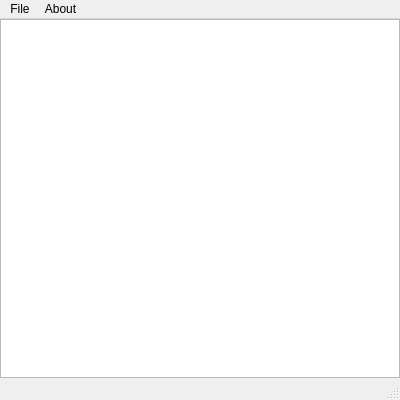
Qt form mainwindow.ui (akshaybabloo/DataLogger) before a commit.
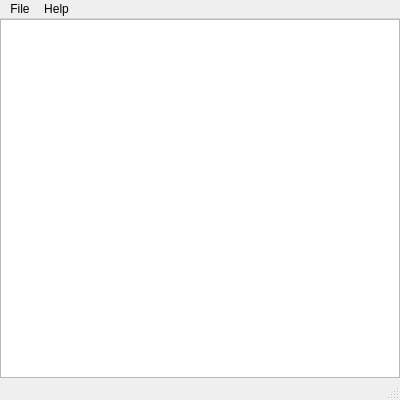
The same form after that commit.

Commit message: menu corrected

Diff of the .ui file:
```diff
--- a/mainwindow.ui
+++ b/mainwindow.ui
@@ -46,7 +46,7 @@
    </property>
    <widget class="QMenu" name="menuAbout">
     <property name="title">
-     <string>About</string>
+     <string>Help</string>
     </property>
     <addaction name="actionAbout_DataLogger"/>
    </widget>
```
